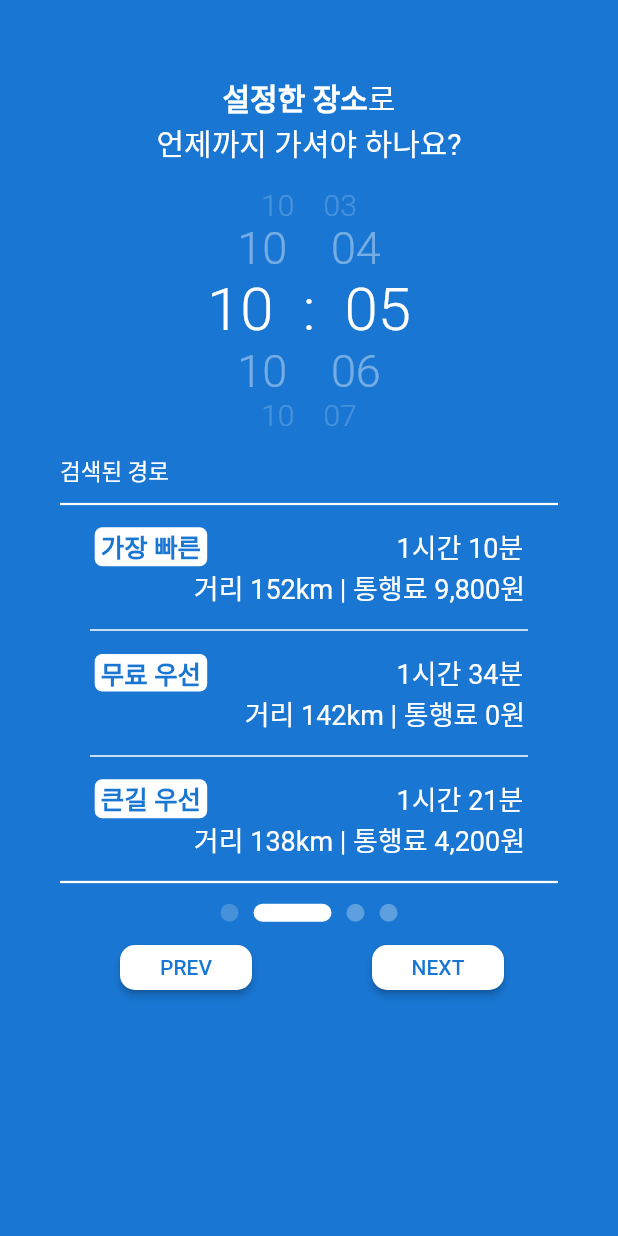
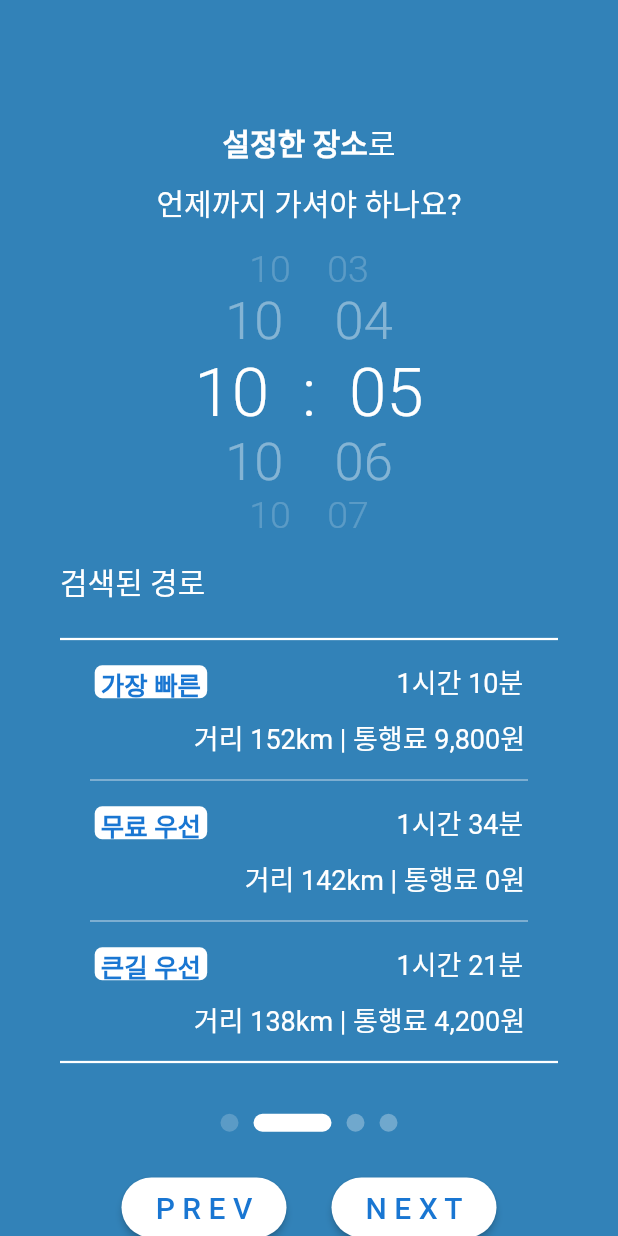
Before and after one commit to yso009/alvis_flutter, a Flutter app: the SecondRoute screen opened directly, on a phone screen of 412 x 824 dp. Run offline on Flutter 3.47's test engine with Material 2 defaults, Android fonts, the phone set to English and light mode, and no system bars.

Commit message:
style UI: change UI style

```diff
--- a/lib/secondroute.dart
+++ b/lib/secondroute.dart
@@ -7,13 +7,13 @@ class SecondRoute extends StatelessWidget {
   @override
   Widget build(BuildContext context) {
     return Scaffold(
-      backgroundColor: Colors.blue[700],
+      backgroundColor: Color(0xff3282B8),
         body: Center(
           child: Column(
             crossAxisAlignment: CrossAxisAlignment.center,
             children: <Widget>[
               SizedBox(
-                height: 50.0,
+                height: 80.0,
               ),
               Row(
                 mainAxisAlignment: MainAxisAlignment.center,
@@ -30,6 +30,9 @@ class SecondRoute extends StatelessWidget {
                 fontSize: 20,
               ),)
         ],),
+              SizedBox(
+                height: 10.0,
+              ),
               Text('언제까지 가셔야 하나요?',
                 style: TextStyle(
                   color: Colors.white,
@@ -41,31 +44,31 @@ class SecondRoute extends StatelessWidget {
               Opacity(opacity: 0.2,child: Text('10    03',
               style: TextStyle(
                 color: Colors.white,
-                fontSize: 20,
+                fontSize: 25,
                   fontWeight: FontWeight.w300
               ),)),
               Opacity(opacity: 0.4,child: Text('10    04',
                 style: TextStyle(
                     color: Colors.white,
-                    fontSize: 30,
+                    fontSize: 35,
                     fontWeight: FontWeight.w300
                 ),)),
               Opacity(opacity: 1,child: Text('10  :  05',
                 style: TextStyle(
                     color: Colors.white,
-                    fontSize: 40,
+                    fontSize: 45,
                     fontWeight: FontWeight.w300
                 ),)),
               Opacity(opacity: 0.4,child: Text('10    06',
                 style: TextStyle(
                     color: Colors.white,
-                    fontSize: 30
+                    fontSize: 35
                     ,fontWeight: FontWeight.w300
                 ),)),
               Opacity(opacity: 0.2,child: Text('10    07',
                 style: TextStyle(
                     color: Colors.white,
-                    fontSize: 20,
+                    fontSize: 25,
                   fontWeight: FontWeight.w300
                 ),)),
               SizedBox(height: 15,),
@@ -79,13 +82,15 @@ class SecondRoute extends StatelessWidget {
                     ),
                     Text('검색된 경로', style: TextStyle(
                       color: Colors.white,
-                      fontSize: 15,
+                      fontSize: 20,
                       fontWeight: FontWeight.w300
                     ),),
 
                   ],
               ),
-
+              SizedBox(
+                height: 15,
+              ),
               Divider(
                 color: Colors.white,
                 thickness: 1.5,
@@ -114,7 +119,7 @@ class SecondRoute extends StatelessWidget {
                         borderRadius: BorderRadius.all(Radius.circular(5.0))
                     ),
                     width: 75,
-                    height: 26,
+                    height: 22,
                   ),
                   Container(child:
                   Text('1시간 10분',
@@ -123,6 +128,9 @@ class SecondRoute extends StatelessWidget {
                         color: Colors.white
                     ),),),
                 ],
+              ),
+              SizedBox(
+                height: 10,
               ),
               Row(
                 mainAxisAlignment: MainAxisAlignment.end,
@@ -141,7 +149,7 @@ class SecondRoute extends StatelessWidget {
               )
               ,
               Divider(
-                color: Colors.white,
+                color: Color(0xff95BDD9),
                 thickness: 1.0,
                 endIndent: 60.0,
                 indent: 60.0,
@@ -168,7 +176,7 @@ class SecondRoute extends StatelessWidget {
                         borderRadius: BorderRadius.all(Radius.circular(5.0))
                     ),
                     width: 75,
-                    height: 25,
+                    height: 22,
                   ),
                   Container(child:
                   Text('1시간 34분',
@@ -177,6 +185,9 @@ class SecondRoute extends StatelessWidget {
                         color: Colors.white
                     ),),),
                 ],
+              ),
+              SizedBox(
+                height: 10,
               ),
               Row(
                 mainAxisAlignment: MainAxisAlignment.end,
@@ -195,7 +206,7 @@ class SecondRoute extends StatelessWidget {
               )
               ,
               Divider(
-                color: Colors.white,
+                color: Color(0xff95BDD9),
                 thickness: 1.0,
                 endIndent: 60.0,
                 indent: 60.0,
@@ -222,7 +233,7 @@ class SecondRoute extends StatelessWidget {
                         borderRadius: BorderRadius.all(Radius.circular(5.0))
                     ),
                     width: 75,
-                    height: 26,
+                    height: 22,
                   ),
                   Container(child:
                   Text('1시간 21분',
@@ -231,6 +242,9 @@ class SecondRoute extends StatelessWidget {
                         color: Colors.white
                     ),),),
                 ],
+              ),
+              SizedBox(
+                height: 10,
               ),
               Row(
                 mainAxisAlignment: MainAxisAlignment.end,
@@ -260,7 +274,7 @@ class SecondRoute extends StatelessWidget {
 
                   children: <Widget>[
                     SizedBox(
-                      height: 25,
+                      height: 65,
                     ),
                     Opacity(opacity: 0.2,child: Container(
                       decoration: BoxDecoration(
@@ -311,19 +325,23 @@ class SecondRoute extends StatelessWidget {
                   ]
               ),
               Row(
+                mainAxisAlignment: MainAxisAlignment.center,
+
                 children: <Widget>[
 
-                  SizedBox(width: 80,),
 
                   ButtonTheme(
-                    height: 30,
+                    minWidth: 110,
+                    height: 40,
                     child : RaisedButton(
                       shape: RoundedRectangleBorder(
-                          borderRadius: BorderRadius.circular(10)
+                          borderRadius: BorderRadius.circular(20)
                       ),
                       color: Colors.white,
                       textColor: Colors.blue[700],
-                      child: Text('PREV'),
+                      child: Text('P R E V',style: TextStyle(
+                          fontSize: 20
+                      ),),
                       onPressed: () {
                         Navigator.push(
                           context,
@@ -331,16 +349,19 @@ class SecondRoute extends StatelessWidget {
                         );
                       },
                     ),),
-                  SizedBox(width: 80,),
+                  SizedBox(width: 30,),
 
                   ButtonTheme(
-                    height: 30,
+                    minWidth: 110,
+                    height: 40,
                     child: RaisedButton(
                       shape: RoundedRectangleBorder(
-                          borderRadius: BorderRadius.circular(10)),
+                          borderRadius: BorderRadius.circular(20)),
                       color: Colors.white,
                       textColor: Colors.blue[700],
-                      child: Text('NEXT'),
+                      child: Text('N E X T',style: TextStyle(
+                          fontSize: 20
+                      ),),
                       onPressed: () {
                         Navigator.push(
                           context,
```
Also changed, not shown: lib/fourthroute.dart (+355 -0 lines), lib/main.dart (+23 -11 lines), lib/thirdroute.dart (+70 -26 lines).
